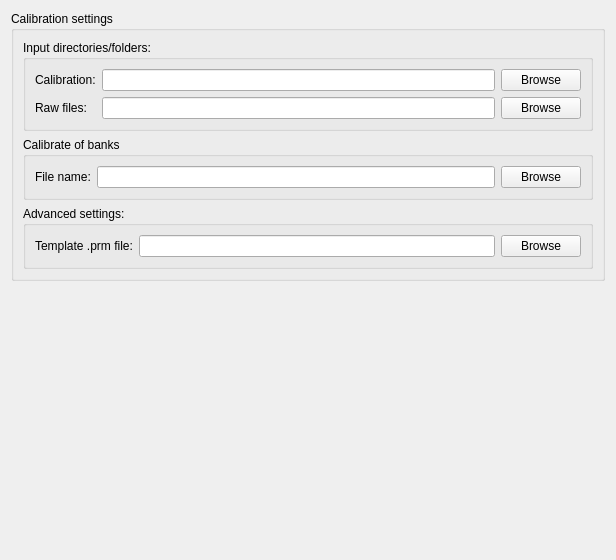
Before: the Qt Designer form Code/Mantid/MantidQt/CustomInterfaces/inc/MantidQtCustomInterfaces/EnggDiffraction/EnggDiffractionQtTabSettings.ui in mantidproject/mantid, drawn with Qt 5.
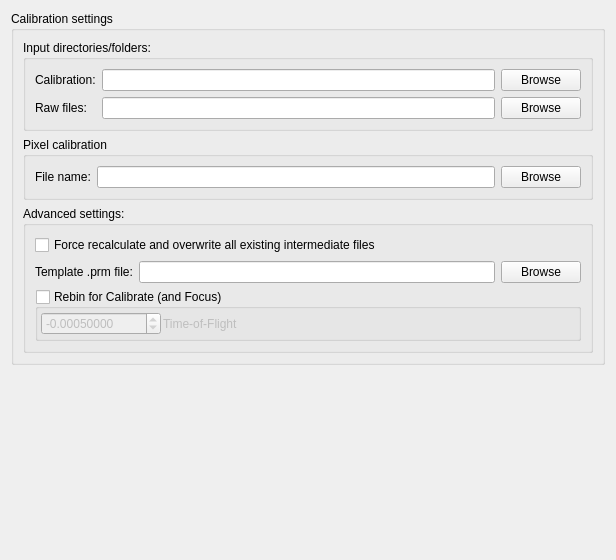
After: the same form once the commit is applied.

Commit message: ui and view: updates, widget names, new slots, re #12610

Patch:
```diff
--- a/Code/Mantid/MantidQt/CustomInterfaces/inc/MantidQtCustomInterfaces/EnggDiffraction/EnggDiffractionQtTabSettings.ui
+++ b/Code/Mantid/MantidQt/CustomInterfaces/inc/MantidQtCustomInterfaces/EnggDiffraction/EnggDiffractionQtTabSettings.ui
@@ -72,7 +72,7 @@
       <item row="1" column="0">
        <widget class="QGroupBox" name="groupBox_2">
         <property name="title">
-         <string>Calibrate of banks</string>
+         <string>Pixel calibration</string>
         </property>
         <layout class="QGridLayout" name="gridLayout_2">
          <item row="0" column="0">
@@ -101,23 +101,117 @@
          <string>Advanced settings:</string>
         </property>
         <layout class="QGridLayout" name="gridLayout_3">
-         <item row="0" column="0">
+         <item row="2" column="1">
+          <widget class="QLineEdit" name="lineEdit_template_gsas_prm"/>
+         </item>
+         <item row="2" column="2">
+          <widget class="QPushButton" name="pushButton_browse_template_gsas_prm">
+           <property name="text">
+            <string>Browse</string>
+           </property>
+          </widget>
+         </item>
+         <item row="2" column="0">
           <widget class="QLabel" name="label_4">
            <property name="text">
             <string>Template .prm file:</string>
            </property>
           </widget>
          </item>
-         <item row="0" column="1">
-          <widget class="QLineEdit" name="lineEdit_4"/>
-         </item>
-         <item row="0" column="2">
-          <widget class="QPushButton" name="pushButton_5">
-           <property name="text">
-            <string>Browse</string>
+         <item row="4" column="0" colspan="3">
+          <widget class="QGroupBox" name="groupBox_rebing">
+           <property name="title">
+            <string>Rebin for Calibrate (and Focus)</string>
            </property>
+           <property name="checkable">
+            <bool>true</bool>
+           </property>
+           <property name="checked">
+            <bool>false</bool>
+           </property>
+           <layout class="QGridLayout" name="gridLayout_6">
+            <property name="margin">
+             <number>3</number>
+            </property>
+            <property name="spacing">
+             <number>2</number>
+            </property>
+            <item row="0" column="0">
+             <layout class="QHBoxLayout" name="horizontalLayout_3">
+              <item>
+               <widget class="QDoubleSpinBox" name="doubleSpinBox_rebin_size_calib">
+                <property name="maximumSize">
+                 <size>
+                  <width>120</width>
+                  <height>16777215</height>
+                 </size>
+                </property>
+                <property name="decimals">
+                 <number>8</number>
+                </property>
+                <property name="minimum">
+                 <double>-999999999.000000000000000</double>
+                </property>
+                <property name="maximum">
+                 <double>999999999.000000000000000</double>
+                </property>
+                <property name="singleStep">
+                 <double>0.000001000000000</double>
+                </property>
+                <property name="value">
+                 <double>-0.000500000000000</double>
+                </property>
+               </widget>
+              </item>
+              <item>
+               <widget class="QLabel" name="label_8">
+                <property name="text">
+                 <string>Time-of-Flight</string>
+                </property>
+               </widget>
+              </item>
+              <item>
+               <spacer name="horizontalSpacer_3">
+                <property name="orientation">
+                 <enum>Qt::Horizontal</enum>
+                </property>
+                <property name="sizeHint" stdset="0">
+                 <size>
+                  <width>40</width>
+                  <height>20</height>
+                 </size>
+                </property>
+               </spacer>
+              </item>
+             </layout>
+            </item>
+           </layout>
           </widget>
          </item>
+         <item row="1" column="0" colspan="3">
+          <layout class="QHBoxLayout" name="horizontalLayout_4">
+           <item>
+            <widget class="QCheckBox" name="checkBox_force_recalculate_overwrite">
+             <property name="text">
+              <string>Force recalculate and overwrite all existing intermediate files</string>
+             </property>
+            </widget>
+           </item>
+           <item>
+            <spacer name="horizontalSpacer_4">
+             <property name="orientation">
+              <enum>Qt::Horizontal</enum>
+             </property>
+             <property name="sizeHint" stdset="0">
+              <size>
+               <width>40</width>
+               <height>20</height>
+              </size>
+             </property>
+            </spacer>
+           </item>
+          </layout>
+         </item>
         </layout>
        </widget>
       </item>
```
Left out of the diff: 26 changed lines with no effect on the pictures. The commit also changes 5 other files.
